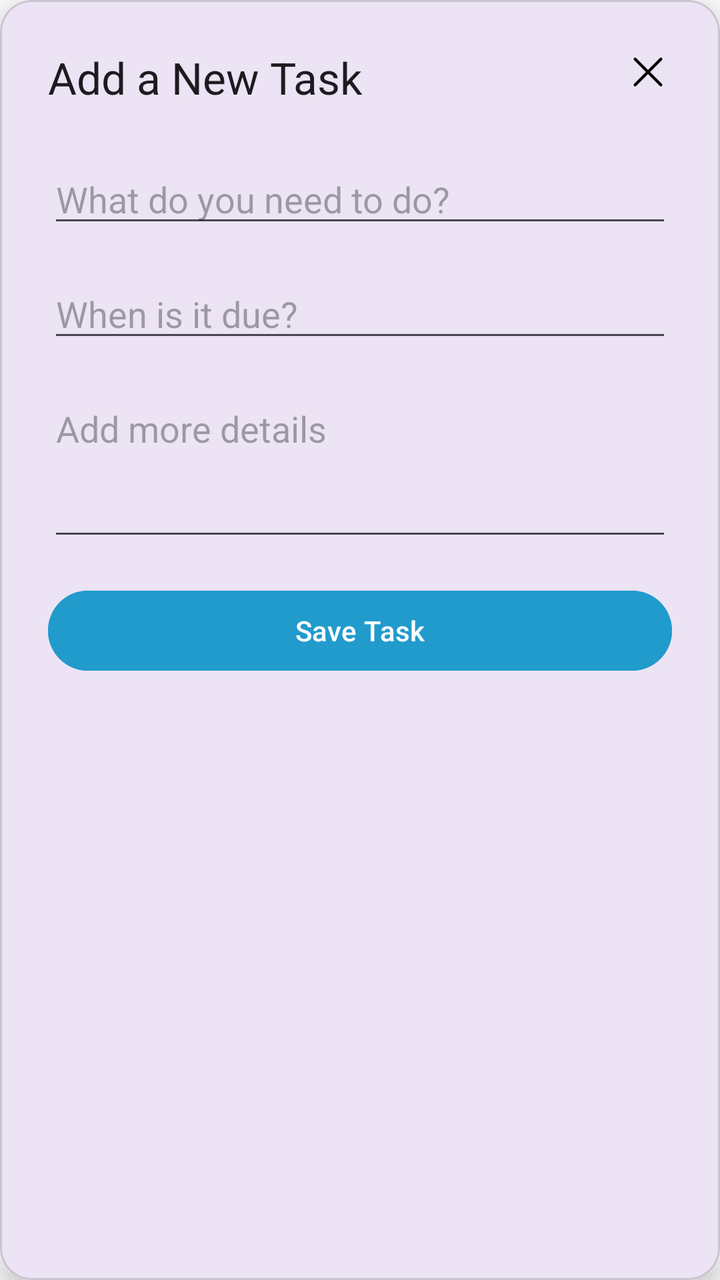
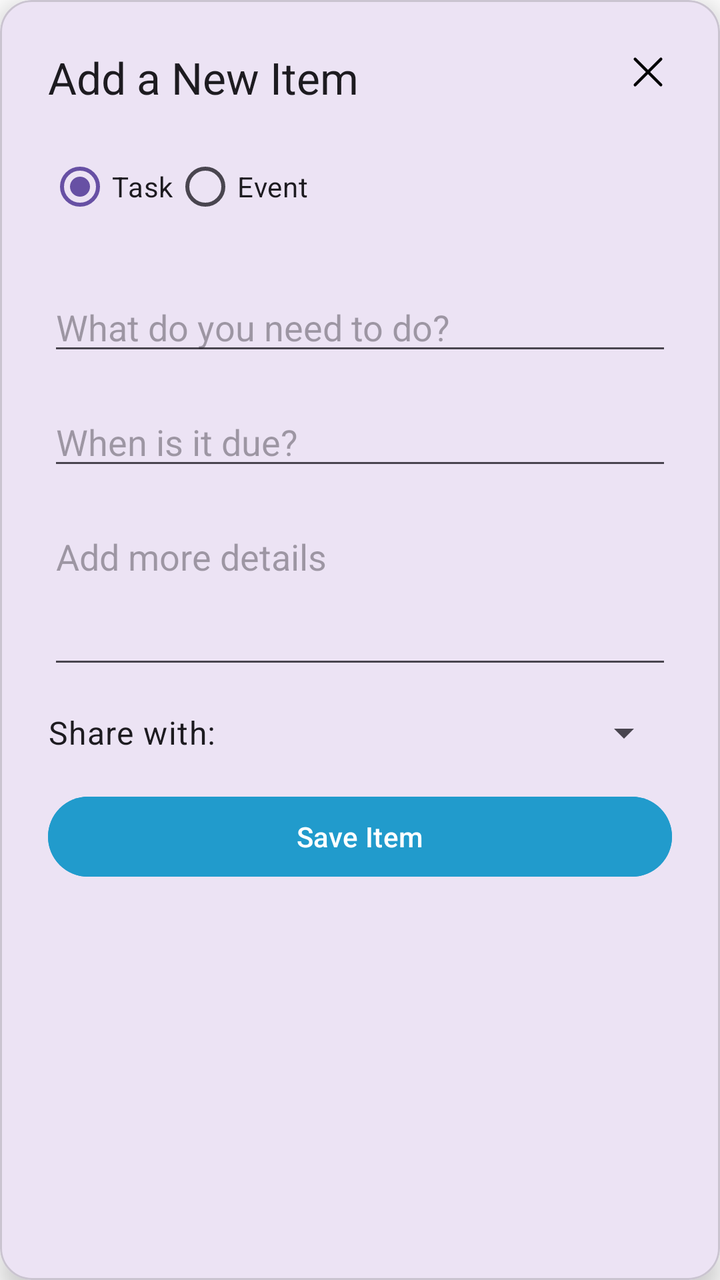

Before-and-after screenshots of an Android layout around one commit, followed by the original layout XML and the change that was made.
<!-- AndroidManifest.xml: activity theme Theme.TodoJava.DialogActivity -->
<!-- res/layout/activity_add_task.xml -->
<?xml version="1.0" encoding="utf-8"?>
<com.google.android.material.card.MaterialCardView xmlns:android="http://schemas.android.com/apk/res/android"
    xmlns:app="http://schemas.android.com/apk/res-auto"
    xmlns:tools="http://schemas.android.com/tools"
    android:layout_width="match_parent"
    android:layout_height="wrap_content"
    android:layout_gravity="center"
    android:layout_margin="24dp"
    app:cardCornerRadius="16dp"
    app:cardElevation="8dp"
    tools:context=".tasks.AddTaskActivity">

    <androidx.constraintlayout.widget.ConstraintLayout
        android:layout_width="match_parent"
        android:layout_height="wrap_content"
        android:padding="24dp">

        <ImageButton
            android:id="@+id/buttonClose"
            android:layout_width="wrap_content"
            android:layout_height="wrap_content"
            android:background="?attr/selectableItemBackgroundBorderless"
            android:contentDescription="Close"
            android:src="@drawable/ic_close"
            app:layout_constraintEnd_toEndOf="parent"
            app:layout_constraintTop_toTopOf="parent" />

        <TextView
            android:id="@+id/tvAddTaskTitle"
            android:layout_width="wrap_content"
            android:layout_height="wrap_content"
            android:text="Add a New Task"
            android:textAppearance="@style/TextAppearance.Material3.TitleLarge"
            app:layout_constraintStart_toStartOf="parent"
            app:layout_constraintTop_toTopOf="parent" />

        <EditText
            android:id="@+id/etTaskTitle"
            android:layout_width="0dp"
            android:layout_height="wrap_content"
            android:layout_marginTop="24dp"
            android:hint="What do you need to do?"
            android:inputType="textCapSentences"
            app:layout_constraintEnd_toEndOf="parent"
            app:layout_constraintStart_toStartOf="parent"
            app:layout_constraintTop_toBottomOf="@id/tvAddTaskTitle" />

        <EditText
            android:id="@+id/etTaskDueDate"
            android:layout_width="0dp"
            android:layout_height="wrap_content"
            android:layout_marginTop="16dp"
            android:hint="When is it due?"
            android:inputType="none"
            android:focusable="false"
            android:clickable="true"
            app:layout_constraintEnd_toEndOf="parent"
            app:layout_constraintStart_toStartOf="parent"
            app:layout_constraintTop_toBottomOf="@id/etTaskTitle" />

        <EditText
            android:id="@+id/etTaskDetails"
            android:layout_width="0dp"
            android:layout_height="wrap_content"
            android:layout_marginTop="16dp"
            android:gravity="top"
            android:hint="Add more details"
            android:inputType="textMultiLine"
            android:minLines="3"
            app:layout_constraintEnd_toEndOf="parent"
            app:layout_constraintStart_toStartOf="parent"
            app:layout_constraintTop_toBottomOf="@id/etTaskDueDate" />

        <Button
            android:id="@+id/buttonSaveTask"
            android:layout_width="0dp"
            android:layout_height="wrap_content"
            android:layout_marginTop="16dp"
            android:backgroundTint="@color/material_dynamic_primary60"
            android:text="Save Task"
            app:layout_constraintEnd_toEndOf="parent"
            app:layout_constraintStart_toStartOf="parent"
            app:layout_constraintTop_toBottomOf="@id/etTaskDetails" />

    </androidx.constraintlayout.widget.ConstraintLayout>

</com.google.android.material.card.MaterialCardView>
<!-- resources referenced by this layout -->
<resources>
  <!-- drawable ic_close (drawable) -->
  <vector xmlns:android="http://schemas.android.com/apk/res/android" android:height="24dp" android:viewportHeight="1024" android:viewportWidth="1024" android:width="24dp">
        
      <path android:fillColor="#000000" android:pathData="M764.3,214.6 L512,466.9 259.7,214.6a31.9,31.9 0,0 0,-45.1 45.1L466.8,512 214.5,764.2a31.9,31.9 0,1 0,45.1 45.2L512,557.2l252.3,252.3a31.9,31.9 0,0 0,45.1 -45.1L557.1,512.1l252.3,-252.4a31.9,31.9 0,1 0,-45.1 -45.2z"/>
      
  </vector>
  <style name="Theme.TodoJava.DialogActivity" parent="Theme.Material3.DayNight.NoActionBar">
          
          <item name="android:windowBackground">@android:color/transparent</item>
          <item name="android:windowIsTranslucent">true</item>
          <item name="android:windowNoTitle">true</item>
          
          <item name="android:windowTranslucentStatus">true</item>
      </style>
</resources>

<!-- the commit's change to res/layout/activity_add_task.xml (unified diff, before → after) -->
@@ -29,10 +29,34 @@
             android:id="@+id/tvAddTaskTitle"
             android:layout_width="wrap_content"
             android:layout_height="wrap_content"
-            android:text="Add a New Task"
+            android:text="Add a New Item"
             android:textAppearance="@style/TextAppearance.Material3.TitleLarge"
             app:layout_constraintStart_toStartOf="parent"
             app:layout_constraintTop_toTopOf="parent" />
+
+        <RadioGroup
+            android:id="@+id/rgTaskType"
+            android:layout_width="0dp"
+            android:layout_height="wrap_content"
+            android:layout_marginTop="16dp"
+            android:orientation="horizontal"
+            app:layout_constraintEnd_toEndOf="parent"
+            app:layout_constraintStart_toStartOf="parent"
+            app:layout_constraintTop_toBottomOf="@id/tvAddTaskTitle">
+
+            <RadioButton
+                android:id="@+id/rbTask"
+                android:layout_width="wrap_content"
+                android:layout_height="wrap_content"
+                android:text="Task"
+                android:checked="true"/>
+
+            <RadioButton
+                android:id="@+id/rbEvent"
+                android:layout_width="wrap_content"
+                android:layout_height="wrap_content"
+                android:text="Event" />
+        </RadioGroup>
 
         <EditText
             android:id="@+id/etTaskTitle"
@@ -43,7 +67,7 @@
             android:inputType="textCapSentences"
             app:layout_constraintEnd_toEndOf="parent"
             app:layout_constraintStart_toStartOf="parent"
-            app:layout_constraintTop_toBottomOf="@id/tvAddTaskTitle" />
+            app:layout_constraintTop_toBottomOf="@id/rgTaskType" />
 
         <EditText
             android:id="@+id/etTaskDueDate"
@@ -71,16 +95,36 @@
             app:layout_constraintStart_toStartOf="parent"
             app:layout_constraintTop_toBottomOf="@id/etTaskDueDate" />
 
+        <TextView
+            android:id="@+id/tvShareWith"
+            android:layout_width="wrap_content"
+            android:layout_height="wrap_content"
+            android:layout_marginTop="16dp"
+            android:text="Share with:"
+            android:textAppearance="@style/TextAppearance.Material3.BodyLarge"
+            app:layout_constraintStart_toStartOf="parent"
+            app:layout_constraintTop_toBottomOf="@id/etTaskDetails" />
+
+        <Spinner
+            android:id="@+id/spinnerShareWith"
+            android:layout_width="0dp"
+            android:layout_height="wrap_content"
+            android:layout_marginStart="8dp"
+            app:layout_constraintEnd_toEndOf="parent"
+            app:layout_constraintStart_toEndOf="@id/tvShareWith"
+            app:layout_constraintTop_toTopOf="@id/tvShareWith"
+            app:layout_constraintBottom_toBottomOf="@id/tvShareWith" />
+
         <Button
             android:id="@+id/buttonSaveTask"
             android:layout_width="0dp"
             android:layout_height="wrap_content"
             android:layout_marginTop="16dp"
             android:backgroundTint="@color/material_dynamic_primary60"
-            android:text="Save Task"
+            android:text="Save Item"
             app:layout_constraintEnd_toEndOf="parent"
             app:layout_constraintStart_toStartOf="parent"
-            app:layout_constraintTop_toBottomOf="@id/etTaskDetails" />
+            app:layout_constraintTop_toBottomOf="@id/spinnerShareWith" />
 
     </androidx.constraintlayout.widget.ConstraintLayout>
 
